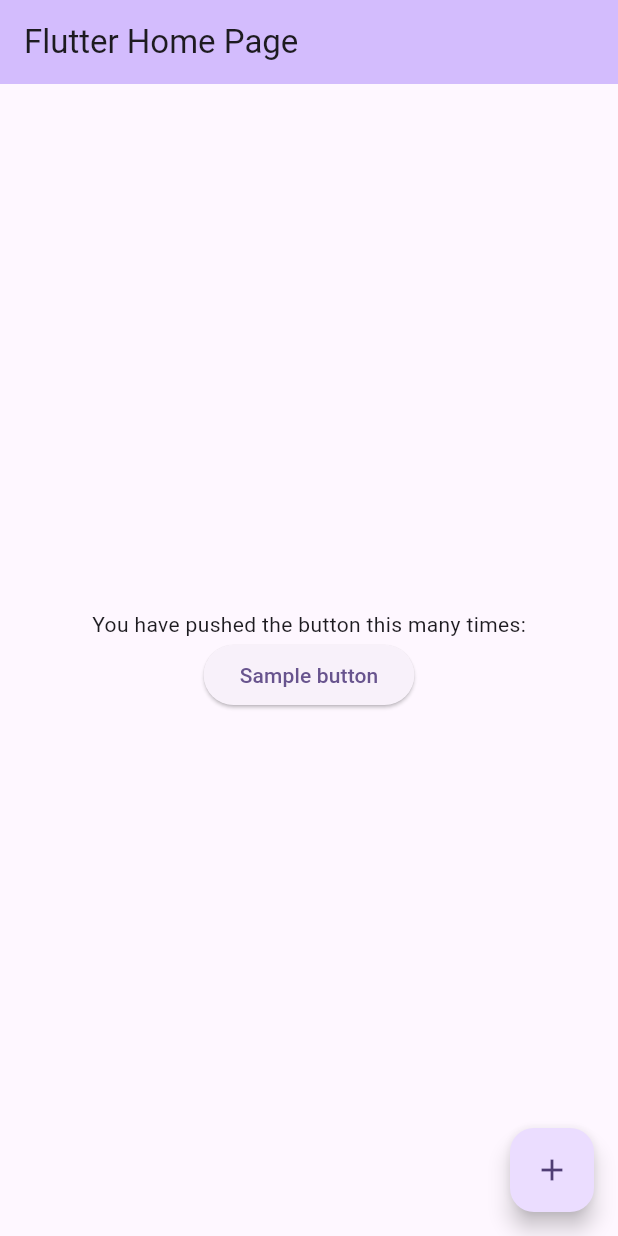
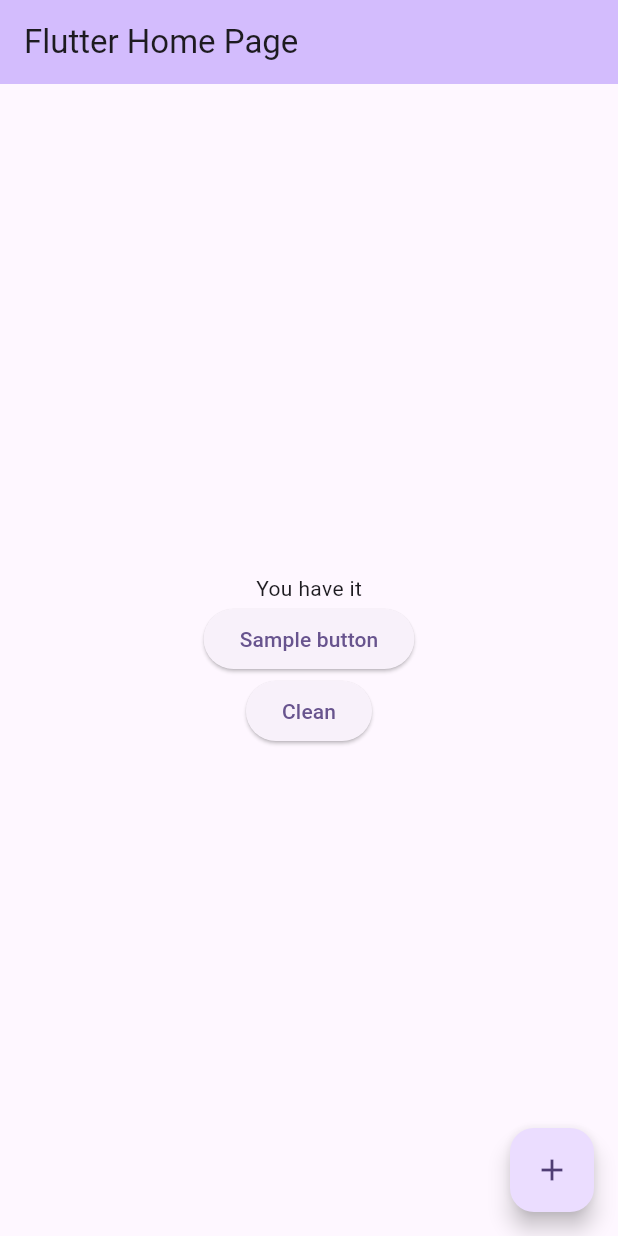
Before and after one commit to bhagat-abhishek/githubtut, a Flutter app: the screen it shows after launch, after a tap on "Sample button", on a phone screen of 412 x 824 dp. Run offline on Flutter 3.47's test engine with Material 3 defaults, Android fonts, the light colour scheme and no system bars.

Commit message:
sample onex

```diff
--- a/lib/main.dart
+++ b/lib/main.dart
@@ -78,13 +78,20 @@
           mainAxisAlignment: MainAxisAlignment.center,
           children: <Widget>[
             const Text(
-              'You have pushed the button this many times:',
+              'You have it',
             ),
             ElevatedButton(
-                onPressed: () {
-                  print('Hi');
-                },
-                child: Text('Sample button')),
+              onPressed: () {
+                print('Hi');
+              },
+              child: Text('Sample button'),
+            ),
+            ElevatedButton(
+              onPressed: () {
+                print('cleand');
+              },
+              child: Text('Clean'),
+            ),
           ],
         ),
       ),
```
